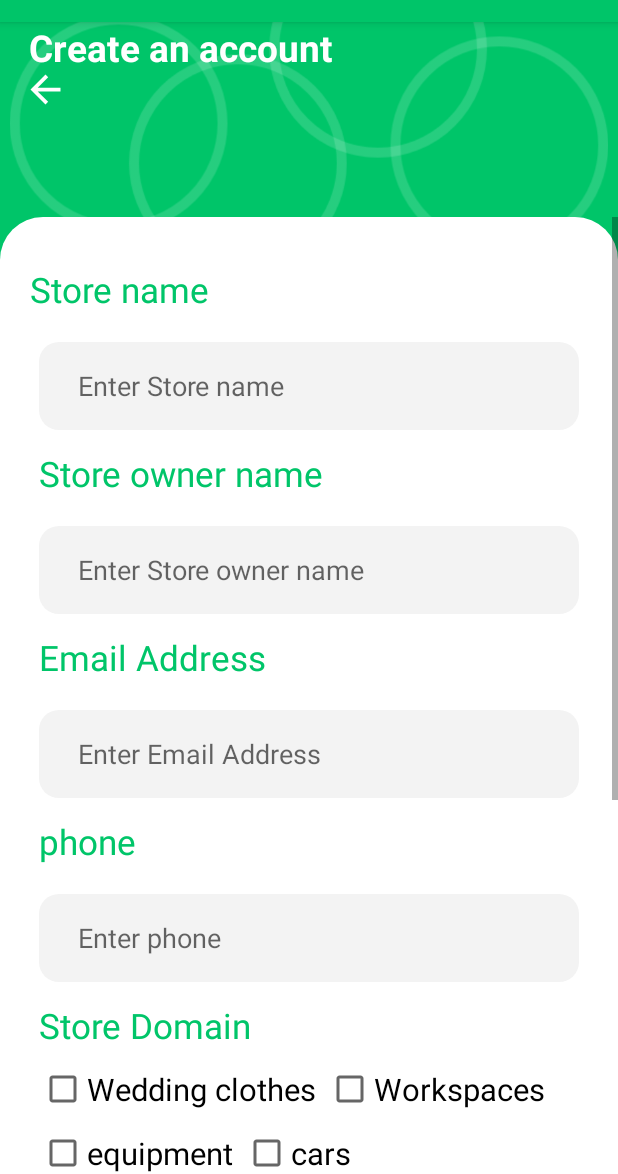
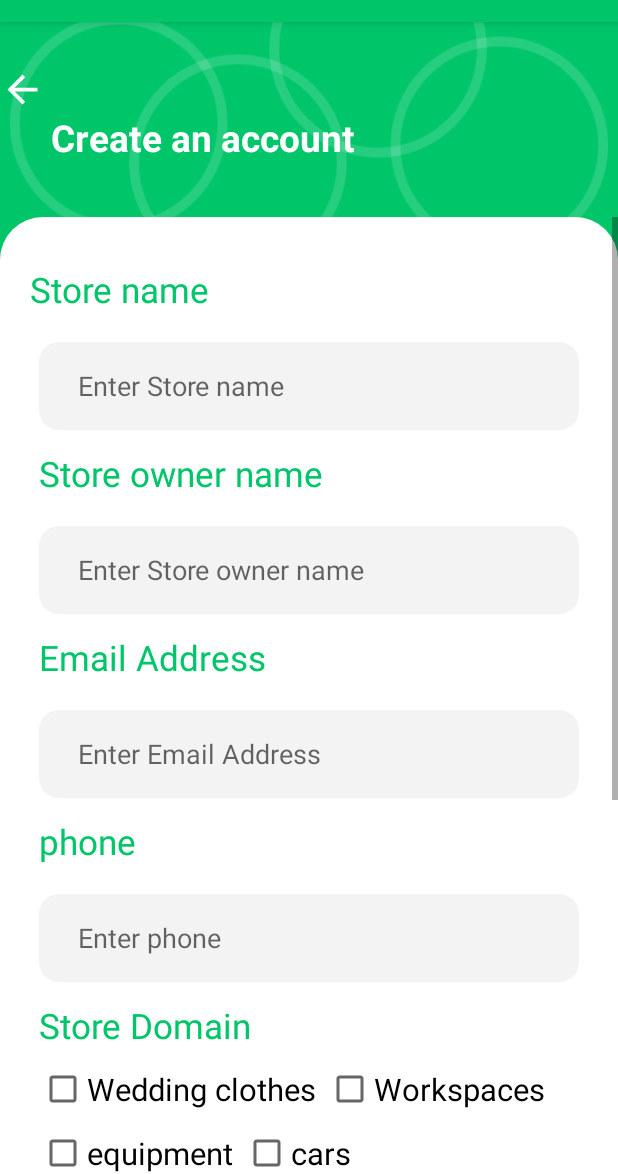
Before and after one commit to AbdullahShuhaiber/Egar-Admin, an Android app: the RegisterActivity screen opened directly, with no data from a screen before it, on a phone screen of 412 x 824 dp, the part 62-1236 px from its top. Run offline under Robolectric (Android 15) with nearby library versions, the phone set to English and light mode, and no system bars; our stand-ins replace sdp/ssp sizes.

Commit message:
register_product

```diff
--- a/app/src/main/res/layout/activity_register.xml
+++ b/app/src/main/res/layout/activity_register.xml
@@ -368,21 +368,21 @@
         android:id="@+id/tv_title"
         android:layout_width="wrap_content"
         android:layout_height="wrap_content"
-        android:layout_marginStart="@dimen/_15sdp"
+        android:layout_marginStart="4dp"
         android:text="Create an account"
         android:textColor="@color/white"
         android:textSize="@dimen/_19ssp"
         android:textStyle="bold"
         app:layout_constraintBottom_toTopOf="@+id/constraintLayout"
-        app:layout_constraintStart_toStartOf="parent"
-        app:layout_constraintTop_toTopOf="parent"
-        app:layout_constraintVertical_bias="0.704" />
+        app:layout_constraintStart_toEndOf="@+id/btn_back"
+        app:layout_constraintTop_toBottomOf="@+id/btn_back"
+        app:layout_constraintVertical_bias="0.0"
+        tools:ignore="NotSibling" />
 
     <ImageView
         android:id="@+id/btn_back"
         android:layout_width="@dimen/_23sdp"
         android:layout_height="@dimen/_23sdp"
-        android:layout_marginStart="@dimen/_12sdp"
         android:layout_marginTop="@dimen/_23sdp"
         app:layout_constraintStart_toStartOf="parent"
         app:layout_constraintTop_toTopOf="parent"
```
Also changed, not shown: app/src/main/res/drawable/sh_tab.xml (added, +7 -0 lines), app/src/main/res/layout/fragment_product.xml (+24 -2 lines).
